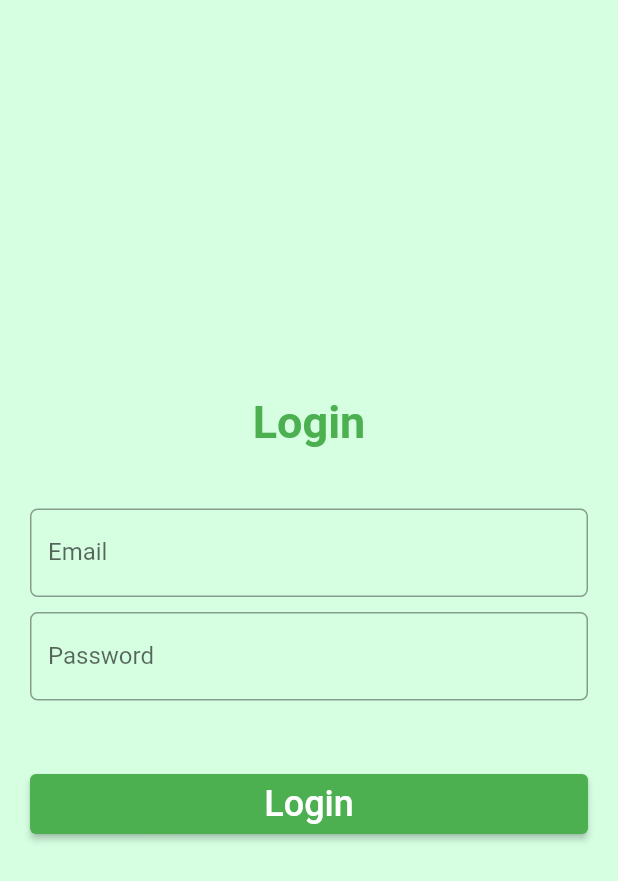
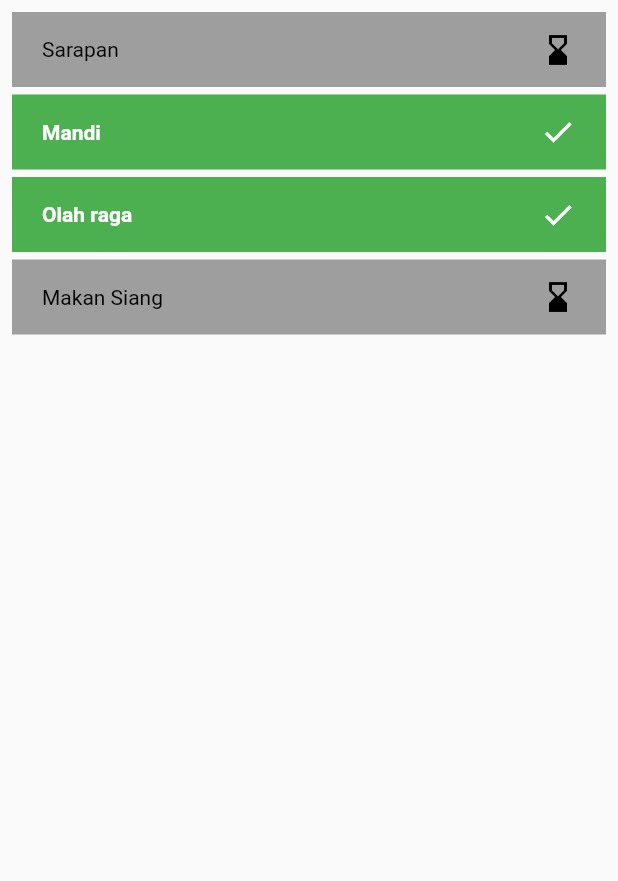
Before and after one commit to DumbwaysDotId/flutter-fundamental-result, a Flutter app: the screen it shows after launch, on a phone screen of 412 x 824 dp. Shown: the top 881 px of the screen. Run offline on Flutter 3.47's test engine with Material 2 defaults, Android fonts, the phone set to English and light mode, and no system bars.

Commit message:
List View

```diff
--- a/lib/main.dart
+++ b/lib/main.dart
@@ -1,5 +1,5 @@
 import 'package:flutter/material.dart';
-import 'src/screens/Form.dart';
+import 'src/screens/ListView.dart';
 
 void main() {
   runApp(const MyApp());
@@ -10,6 +10,6 @@ class MyApp extends StatelessWidget {
 
   @override
   Widget build(BuildContext context) {
-    return MaterialApp(debugShowCheckedModeBanner: false, home: FormLogin());
+    return MaterialApp(debugShowCheckedModeBanner: false, home: MyListView());
   }
 }
--- a/lib/src/screens/Form.dart
+++ /dev/null
@@ -1,66 +0,0 @@
-import 'package:flutter/cupertino.dart';
-import 'package:flutter/material.dart';
-import 'package:flutter/src/widgets/container.dart';
-import 'package:flutter/src/widgets/framework.dart';
-
-class FormLogin extends StatelessWidget {
-  const FormLogin({super.key});
-
-  @override
-  Widget build(BuildContext context) {
-    return Scaffold(
-        backgroundColor: Color(0xFFd6ffe2),
-        body: SafeArea(
-          child: Container(
-            margin: EdgeInsets.symmetric(horizontal: 20.0),
-            child:
-                Column(mainAxisAlignment: MainAxisAlignment.center, children: [
-              Text(
-                "Login",
-                style: TextStyle(
-                    fontSize: 30.0,
-                    fontWeight: FontWeight.bold,
-                    color: Colors.green),
-              ),
-              SizedBox(
-                height: 40.0,
-              ),
-              TextFormField(
-                // autofocus: true,
-                decoration: new InputDecoration(
-                    hintText: "Masukkan email Anda",
-                    labelText: "Email",
-                    border: OutlineInputBorder(
-                        borderRadius: new BorderRadius.circular(5.0))),
-              ),
-              SizedBox(
-                height: 10.0,
-              ),
-              TextFormField(
-                obscureText: true,
-                // autofocus: true,
-                decoration: new InputDecoration(
-                    hintText: "Masukkan password Anda",
-                    labelText: "Password",
-                    border: OutlineInputBorder(
-                        borderRadius: new BorderRadius.circular(5.0))),
-              ),
-              SizedBox(
-                height: 45.0,
-              ),
-              ElevatedButton(
-                style: ElevatedButton.styleFrom(
-                  primary: Colors.green,
-                  minimumSize: const Size.fromHeight(40), // NEW
-                ),
-                onPressed: () {},
-                child: const Text(
-                  'Login',
-                  style: TextStyle(fontSize: 24),
-                ),
-              ),
-            ]),
-          ),
-        ));
-  }
-}
--- /dev/null
+++ b/lib/src/screens/ListView.dart
@@ -0,0 +1,75 @@
+import 'package:flutter/material.dart';
+import 'package:flutter/src/widgets/container.dart';
+import 'package:flutter/src/widgets/framework.dart';
+
+class Todo {
+  String title;
+  bool isDone;
+
+  Todo({required this.title, required this.isDone});
+}
+
+class MyListView extends StatefulWidget {
+  const MyListView({super.key});
+
+  @override
+  State<MyListView> createState() => _MyListViewState();
+}
+
+class _MyListViewState extends State<MyListView> {
+  @override
+  Widget build(BuildContext context) {
+    List<Todo> todoData = [
+      Todo(title: "Sarapan", isDone: false),
+      Todo(title: "Mandi", isDone: true),
+      Todo(title: "Olah raga", isDone: true),
+      Todo(title: "Makan Siang", isDone: false),
+    ];
+
+    return Scaffold(
+      body: SafeArea(
+          child: Container(
+        padding: EdgeInsets.all(8),
+        child: ListView.builder(
+          itemCount: todoData.length,
+          itemBuilder: (context, index) {
+            var title = todoData[index].title;
+            var isDone = todoData[index].isDone;
+            var color = isDone ? Colors.green : Colors.grey;
+            var icon = isDone ? Icons.check : Icons.hourglass_bottom;
+            return Column(
+              crossAxisAlignment: CrossAxisAlignment.stretch,
+              children: [
+                Container(
+                  height: 50,
+                  padding: EdgeInsets.symmetric(horizontal: 20),
+                  color: color,
+                  child: Center(
+                      child: Row(
+                    mainAxisAlignment: MainAxisAlignment.spaceBetween,
+                    children: [
+                      Text(
+                        '${title}',
+                        style: TextStyle(
+                            color: isDone ? Colors.white : Colors.black,
+                            fontWeight:
+                                isDone ? FontWeight.bold : FontWeight.normal),
+                      ),
+                      Icon(
+                        icon,
+                        color: isDone ? Colors.white : Colors.black,
+                      )
+                    ],
+                  )),
+                ),
+                SizedBox(
+                  height: 5,
+                )
+              ],
+            );
+          },
+        ),
+      )),
+    );
+  }
+}
```
